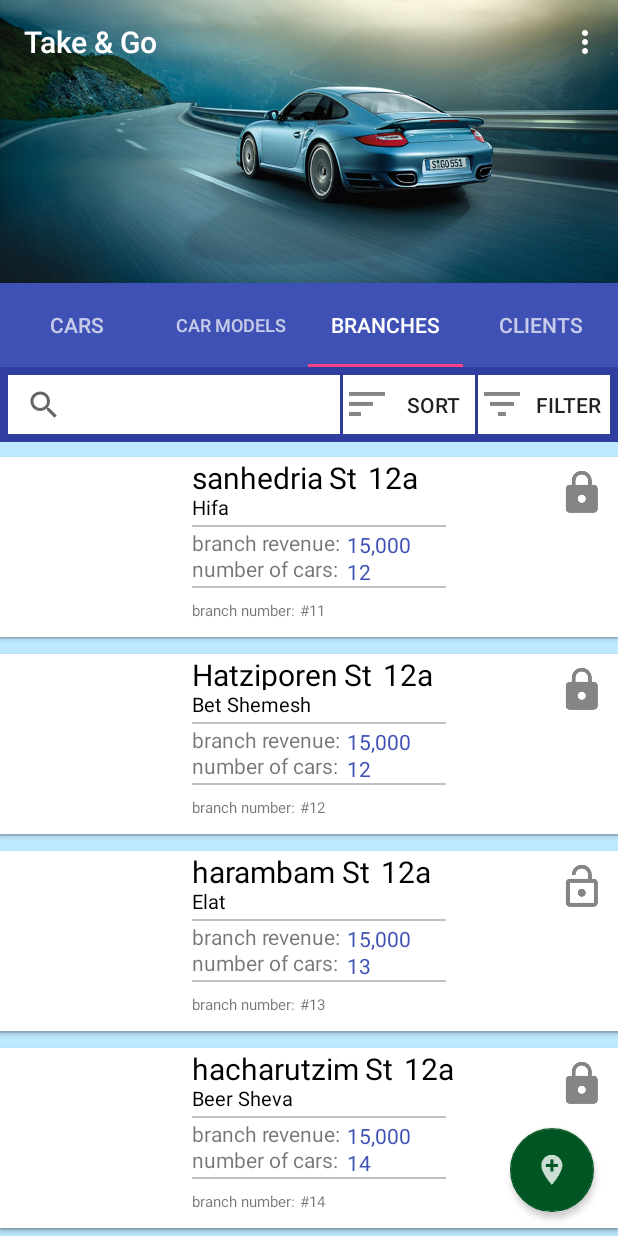
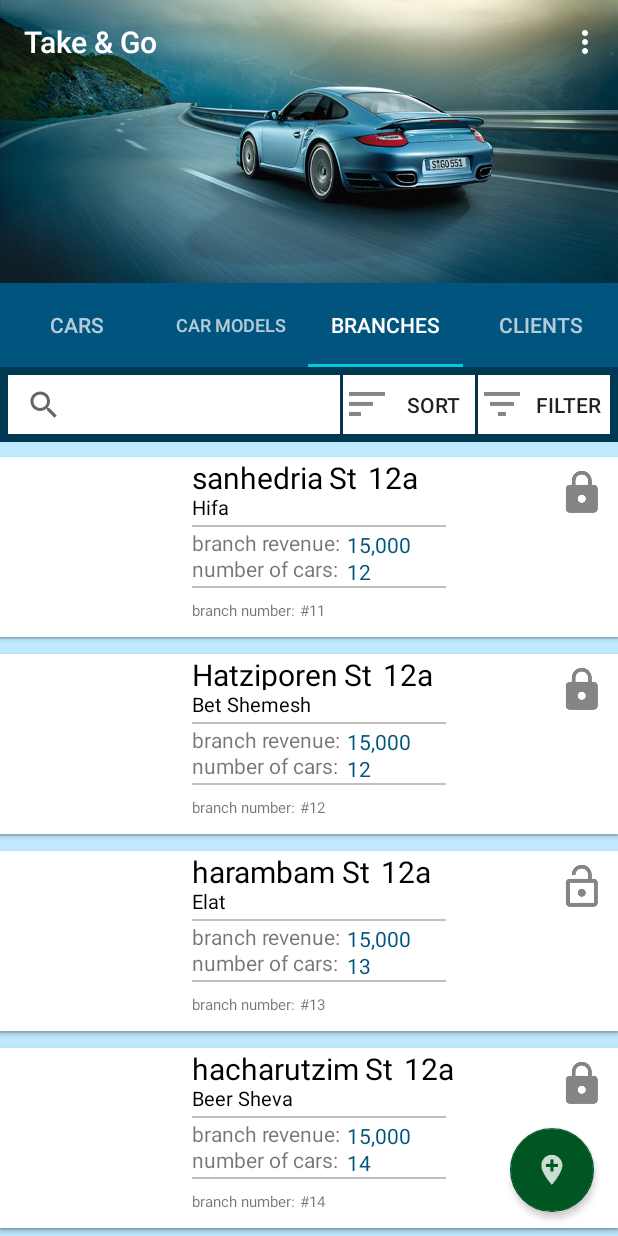
Before and after one commit to megoan/MyApplication2, an Android app: the screen it shows after launch (MainActivity), tab 3 chosen, on a phone screen of 412 x 824 dp. Run offline under Robolectric (Android 15) with nearby library versions, the phone set to English and light mode, and no system bars; 2 statements that could not run were skipped.

Commit message:
update:12/11/17 18:46

```diff
--- a/app/build.gradle
+++ b/app/build.gradle
@@ -10,6 +10,7 @@ android {
         versionCode 1
         versionName "1.0"
         testInstrumentationRunner "android.support.test.runner.AndroidJUnitRunner"
+        vectorDrawables.useSupportLibrary = true
     }
     buildTypes {
         release {
@@ -20,16 +21,18 @@ android {
 }
 
 dependencies {
+
     compile fileTree(dir: 'libs', include: ['*.jar'])
     androidTestCompile('com.android.support.test.espresso:espresso-core:2.2.2', {
         exclude group: 'com.android.support', module: 'support-annotations'
     })
+    //noinspection GradleCompatible
     compile 'com.android.support:appcompat-v7:26.+'
     compile 'com.android.support:design:26.+'
     compile 'com.android.support:support-v4:26.+'
     testCompile 'junit:junit:4.12'
 
-    compile 'com.android.support:cardview-v7:26.0.+'
+    compile 'com.android.support:cardview-v7:26.+'
     compile 'com.android.support:recyclerview-v7:26.0.+'
     //circle image view
     compile 'de.hdodenhof:circleimageview:2.2.0'
--- a/app/src/main/res/values/colors.xml
+++ b/app/src/main/res/values/colors.xml
@@ -1,8 +1,8 @@
 <?xml version="1.0" encoding="utf-8"?>
 <resources>
-    <color name="colorPrimary">#3f51b5</color>
-    <color name="colorPrimaryDark">#303F9F</color>
-    <color name="colorAccent">#FF4081</color>
+    <color name="colorPrimary">#00547e</color>
+    <color name="colorPrimaryDark">#003854</color>
+    <color name="colorAccent">#00ccd7</color>
     <color name="white">#FFFF</color>
     <color name="black">#000000</color>
     <color name="buttonClickedLightBlue">#99DDFF</color>
@@ -12,4 +12,5 @@
     <color name="fab_darkorange">#563800</color>
     <color name="fab_darkgreen">#005622</color>
     <color name="fab_darkred">#560000</color>
+    <color name="background_material_light">#2c2c2c</color>
 </resources>
--- a/app/src/main/res/values/strings.xml
+++ b/app/src/main/res/values/strings.xml
@@ -4,4 +4,8 @@
     <string name="section_format">Hello World from section: %1$d</string>
     <!-- TODO: Remove or change this placeholder text -->
     <string name="hello_blank_fragment">Hello blank fragment</string>
+    <string name="title_activity_client_settings">ClientSettings</string>
+
+
+
 </resources>
--- a/app/src/main/res/values/styles.xml
+++ b/app/src/main/res/values/styles.xml
@@ -1,11 +1,12 @@
 <resources>
 
     <!-- Base application theme. -->
-    <style name="AppTheme" parent="Theme.AppCompat.Light.DarkActionBar">
+    <style name="AppTheme" parent="Theme.AppCompat.Light.NoActionBar">
         <!-- Customize your theme here. -->
         <item name="colorPrimary">@color/colorPrimary</item>
         <item name="colorPrimaryDark">@color/colorPrimaryDark</item>
         <item name="colorAccent">@color/colorAccent</item>
+        <item name="android:colorBackground">@color/background_material_light</item>
     </style>
 
     <style name="AppTheme.NoActionBar">
--- a/build.gradle
+++ b/build.gradle
@@ -3,6 +3,7 @@
 buildscript {
     repositories {
         jcenter()
+        google()
     }
     dependencies {
         classpath 'com.android.tools.build:gradle:3.0.0'
@@ -15,6 +16,7 @@ buildscript {
 allprojects {
     repositories {
         jcenter()
+        google()
     }
 }
 
```
Also changed, not shown: app/src/main/java/com/example/shmuel/myapplication/controller/Clients/ClientItem.java (deleted, +0 -8 lines), app/src/main/java/com/example/shmuel/myapplication/controller/branches/BranchItem.java (deleted, +0 -8 lines), app/src/main/java/com/example/shmuel/myapplication/controller/carmodels/CarCompanyItem.java (deleted, +0 -8 lines), app/src/main/java/com/example/shmuel/myapplication/controller/carmodels/CarModelItem.java (deleted, +0 -8 lines), app/src/main/java/com/example/shmuel/myapplication/controller/cars/CarItem.java (deleted, +0 -8 lines), app/src/main/res/menu/edit.xml (added, +19 -0 lines), app/src/main/res/drawable-hdpi/ic_edit.png (added), app/src/main/res/drawable-hdpi/ic_madd.png (added), app/src/main/res/drawable-mdpi/ic_edit.png (added), app/src/main/res/drawable-mdpi/ic_madd.png (added), app/src/main/res/drawable-xhdpi/ic_edit.png (added), app/src/main/res/drawable-xhdpi/ic_madd.png (added), app/src/main/res/drawable-xxhdpi/ic_edit.png (added), app/src/main/res/drawable-xxhdpi/ic_madd.png (added).
